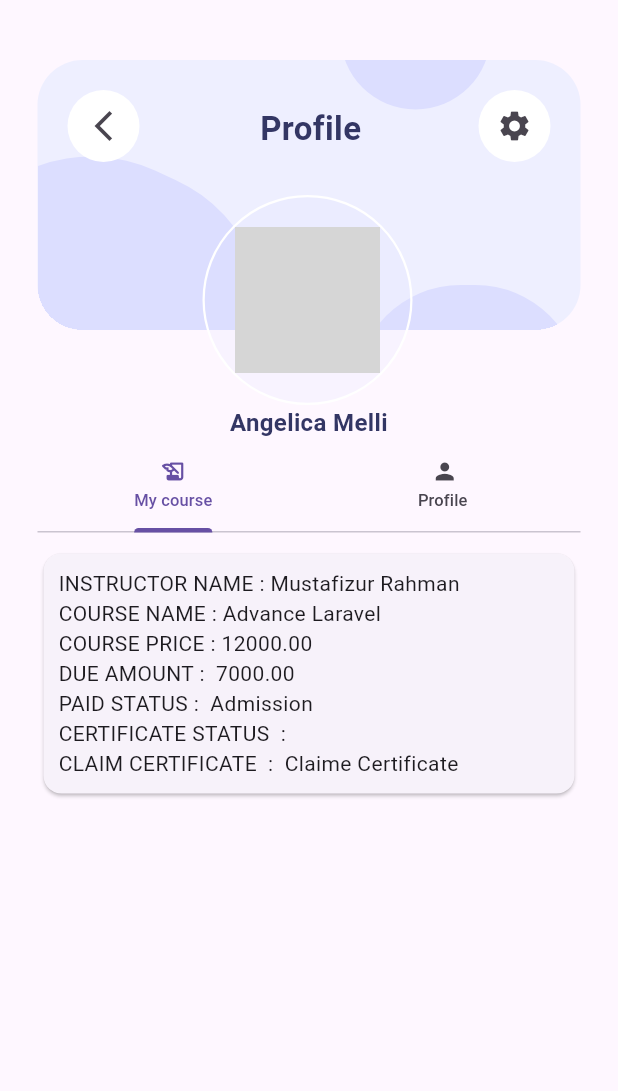
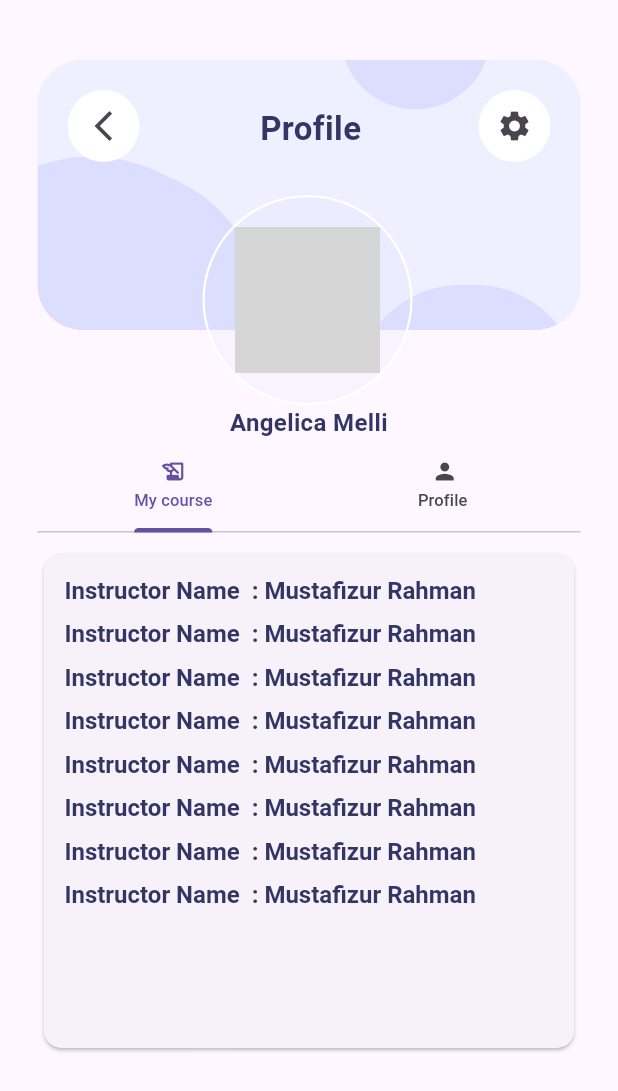
Before and after one commit to forhad35/kodeeo_app, a Flutter app: the screen it shows after launch, item 3 of the bottom bar chosen, on a phone screen of 412 x 824 dp. Shown: the top 1091 px of the screen. Run offline on Flutter 3.47's test engine with Material 2 defaults, Android fonts, the phone set to English and light mode, and no system bars; our stand-ins replace animated_splash_screen, carousel_slider, floating_bottom_navigation_bar, flutter_svg, font_awesome_flutter, google_nav_bar; accounts and stored records are empty; network calls fail; grey boxes are pictures that could not be loaded.

Commit message:
update my course page

```diff
--- a/lib/widgets/my_course.dart
+++ b/lib/widgets/my_course.dart
@@ -1,4 +1,5 @@
 import 'package:flutter/material.dart';
+import 'package:kodeeo_app/helper/display.dart';
 
 class MyCourse extends StatefulWidget {
   const MyCourse({super.key});
@@ -10,88 +11,42 @@ class MyCourse extends StatefulWidget {
 class _MyCourseState extends State<MyCourse> {
   @override
   Widget build(BuildContext context) {
+    // ========================== // Course  info  builder=================================
+
     return  ListView.builder(
         itemCount: 1,
         itemBuilder: (BuildContext context, int index){
           return Card(
             child: Container(
+                height: displayHeight(context)*0.4,
                 padding: EdgeInsets.all(10),
-          width: 300,
-          // color: Colors.blue,
-          child: Column(
-            crossAxisAlignment: CrossAxisAlignment.center,
+                width: displayWidth(context),
+                // ========================== // Course  info item builder=================================
+                child: ListView.builder(
+                    itemCount: 8,
+                    itemBuilder: (BuildContext item_context, int  item_index){
+                      return Container(
+                        margin: EdgeInsets.only(top: 5,bottom: 5),
+                        child: RichText(
+                          textAlign: TextAlign.start,
+                          text:  TextSpan(
                             children: [
-              Row(children: [
-                Text(
-                  "INSTRUCTOR NAME : ",
-                  style: TextStyle(fontSize: 14),
+                              TextSpan(
+                                  text: " Instructor Name  : "
                               ),
-                Text(
-                  "Mustafizur Rahman",
-                  style: TextStyle(fontSize: 14),
-                ),
-              ]),
-              Row(children: [
-                Text(
-                  "COURSE NAME : ",
-                  style: TextStyle(fontSize: 14),
-                ),
-                Column(children: [
-                  Text(
-                    "Advance Laravel",
-                    style: TextStyle(fontSize: 14),
-                    softWrap: true,
+                              TextSpan(
+                                  text: "Mustafizur Rahman "
                               )
-                ]),
-              ]),
-              Row(children: [
-                Text(
-                  "COURSE PRICE : ",
-                  style: TextStyle(fontSize: 14),
-                ),
-                Text(
-                  "12000.00",
-                  style: TextStyle(fontSize: 14),
-                ),
-              ]),
-              Row(children: [
-                Text(
-                  "DUE AMOUNT :  ",
-                  style: TextStyle(fontSize: 14),
-                ),
-                Text(
-                  "7000.00",
-                  style: TextStyle(fontSize: 14),
-                ),
-              ]),
-              Row(children: [
-                Text(
-                  "PAID STATUS :  ",
-                  style: TextStyle(fontSize: 14),
-                ),
-                Text(
-                  "Admission",
-                  style: TextStyle(fontSize: 14),
-                ),
-              ]),
-              Row(children: [
-                Text(
-                  "CERTIFICATE STATUS  :  ",
-                  style: TextStyle(fontSize: 14),
-                ),
-              ]),
-              Row(children: [
-                Text(
-                  "CLAIM CERTIFICATE  :  ",
-                  style: TextStyle(fontSize: 14),
-                ),
-                Text(
-                  "Claime Certificate",
-                  style: TextStyle(fontSize: 14),
-                ),
-              ]),
+
                             ],
-          ),
+                            style: TextStyle(
+                                color: Color(0xFF333664),
+                                fontSize: 16,
+                                fontWeight: FontWeight.w600),
+                          ),),
+                      );
+                    })
+
             ),
           );
         });
```
Also changed, not shown: 2 other files. Lines whose indentation alone changed are shown as unchanged.
